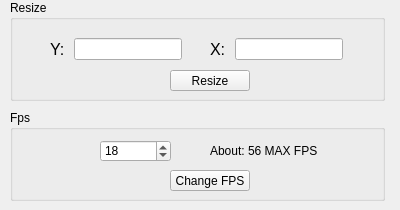
Above: mainwindow.ui from morsisko/NosResolution before the change. Below: the same form after it.
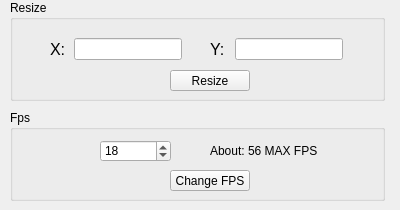
That is the form after the change.

Patch:
```diff
--- a/mainwindow.ui
+++ b/mainwindow.ui
@@ -35,16 +35,6 @@
     <widget class="QLineEdit" name="xSize">
      <property name="geometry">
       <rect>
-       <x>225</x>
-       <y>38</y>
-       <width>108</width>
-       <height>22</height>
-      </rect>
-     </property>
-    </widget>
-    <widget class="QLineEdit" name="ySize">
-     <property name="geometry">
-      <rect>
        <x>64</x>
        <y>38</y>
        <width>108</width>
@@ -52,6 +42,16 @@
       </rect>
      </property>
     </widget>
+    <widget class="QLineEdit" name="ySize">
+     <property name="geometry">
+      <rect>
+       <x>225</x>
+       <y>38</y>
+       <width>108</width>
+       <height>22</height>
+      </rect>
+     </property>
+    </widget>
     <widget class="QLabel" name="label">
      <property name="geometry">
       <rect>
@@ -67,7 +67,7 @@
       </font>
      </property>
      <property name="text">
-      <string>X:</string>
+      <string>Y:</string>
      </property>
     </widget>
     <widget class="QLabel" name="label_2">
@@ -85,7 +85,7 @@
       </font>
      </property>
      <property name="text">
-      <string>Y:</string>
+      <string>X:</string>
      </property>
     </widget>
     <widget class="QPushButton" name="resizeButton">
```
Left out of the diff: 7 changed lines with no effect on the pictures.
